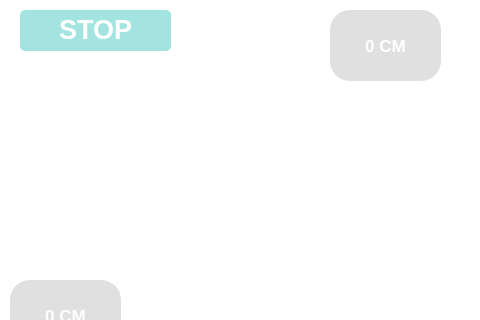
First picture: the form in Desktop/rama/resource/mainwindow.ui, repository wahyudotdev/rama-v2, before the edit; both pictures show x 0 to 480 and y 0 to 320 of the 797 by 600 pixel window.
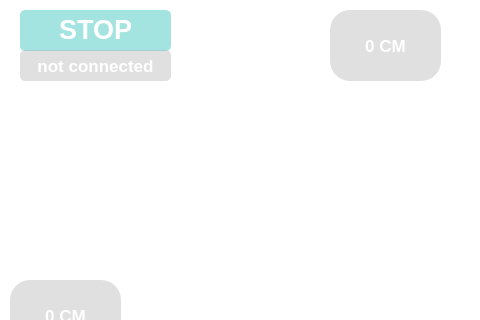
Second picture: the form after the edit.

```diff
--- a/Desktop/rama/resource/mainwindow.ui
+++ b/Desktop/rama/resource/mainwindow.ui
@@ -218,6 +218,34 @@
      <string>START VIDEO</string>
     </property>
    </widget>
+   <widget class="QLabel" name="connectionState">
+    <property name="geometry">
+     <rect>
+      <x>20</x>
+      <y>50</y>
+      <width>151</width>
+      <height>31</height>
+     </rect>
+    </property>
+    <property name="font">
+     <font>
+      <pointsize>13</pointsize>
+      <weight>75</weight>
+      <bold>true</bold>
+     </font>
+    </property>
+    <property name="styleSheet">
+     <string notr="true">background-color: rgba(170,170,170,0.37);
+border-radius: 5;
+color : white</string>
+    </property>
+    <property name="text">
+     <string>not connected</string>
+    </property>
+    <property name="alignment">
+     <set>Qt::AlignCenter</set>
+    </property>
+   </widget>
    <zorder>video</zorder>
    <zorder>rForward</zorder>
    <zorder>direction</zorder>
@@ -225,6 +253,7 @@
    <zorder>rBack</zorder>
    <zorder>rLeft</zorder>
    <zorder>startVideo</zorder>
+   <zorder>connectionState</zorder>
   </widget>
  </widget>
  <resources/>
```
